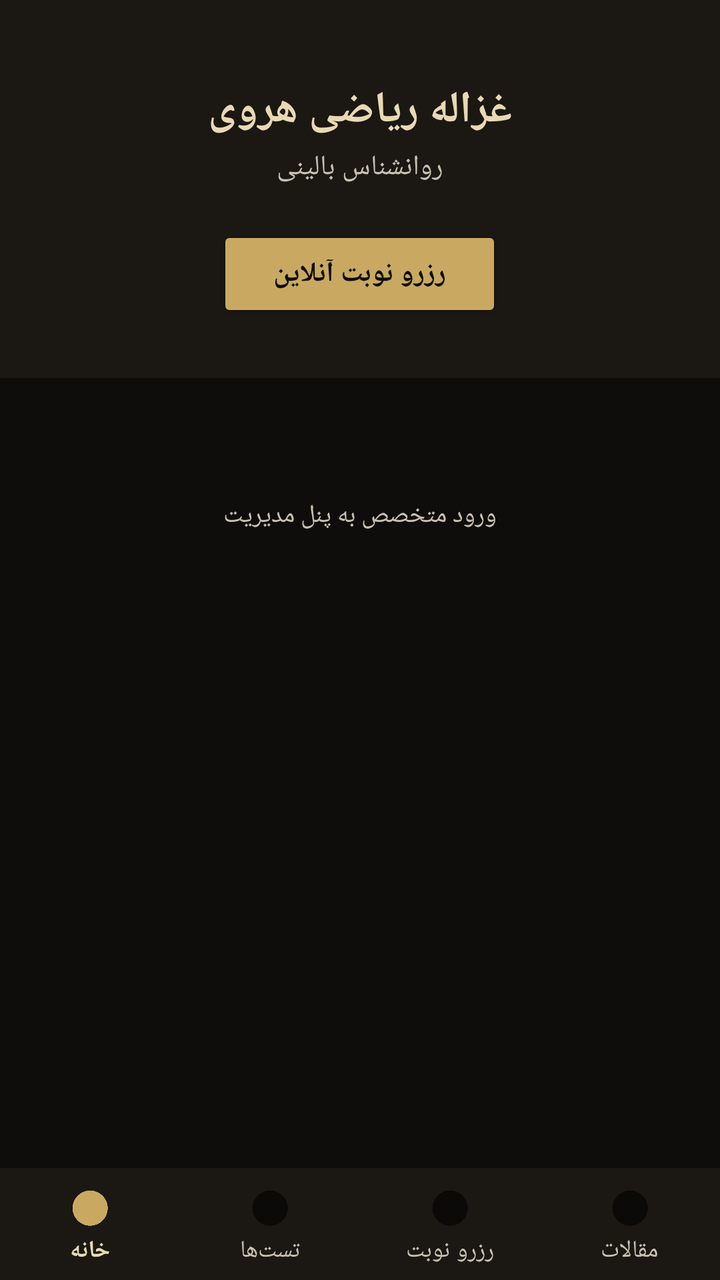
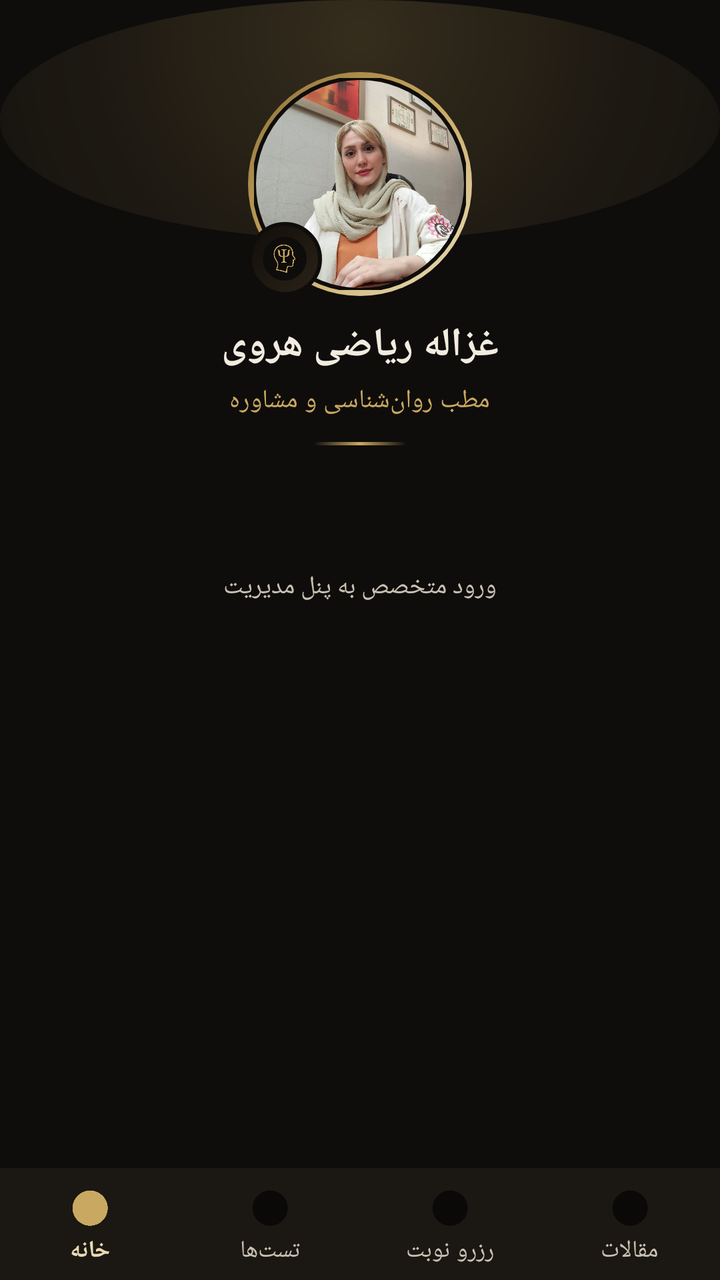

Screens rendered from an Android XML layout before and after an edit, with the pre-edit source and the edit as a unified diff.
<!-- AndroidManifest.xml: activity theme Theme.GhazalehApp -->
<!-- res/layout/activity_main.xml -->
<?xml version="1.0" encoding="utf-8"?>
<LinearLayout xmlns:android="http://schemas.android.com/apk/res/android"
    xmlns:app="http://schemas.android.com/apk/res-auto"
    android:layout_width="match_parent"
    android:layout_height="match_parent"
    android:orientation="vertical"
    android:background="@color/ink">

    <androidx.core.widget.NestedScrollView
        android:layout_width="match_parent"
        android:layout_height="0dp"
        android:layout_weight="1"
        android:fillViewport="true">

        <LinearLayout
            android:layout_width="match_parent"
            android:layout_height="wrap_content"
            android:orientation="vertical"
            android:paddingBottom="24dp">

            
            <LinearLayout
                android:layout_width="match_parent"
                android:layout_height="wrap_content"
                android:orientation="vertical"
                android:gravity="center"
                android:background="@color/panel"
                android:paddingTop="40dp"
                android:paddingBottom="28dp"
                android:paddingStart="24dp"
                android:paddingEnd="24dp">

                <TextView
                    android:layout_width="wrap_content"
                    android:layout_height="wrap_content"
                    android:text="غزاله ریاضی هروی"
                    android:textColor="@color/gold_light"
                    android:textSize="22sp"
                    android:textStyle="bold" />

                <TextView
                    android:layout_width="wrap_content"
                    android:layout_height="wrap_content"
                    android:layout_marginTop="4dp"
                    android:text="روانشناس بالینی"
                    android:textColor="@color/ivory_dim"
                    android:textSize="14sp" />

                <Button
                    android:id="@+id/bookNowButton"
                    android:layout_width="wrap_content"
                    android:layout_height="wrap_content"
                    android:layout_marginTop="20dp"
                    android:backgroundTint="@color/gold"
                    android:textColor="@color/ink"
                    android:paddingStart="28dp"
                    android:paddingEnd="28dp"
                    android:text="رزرو نوبت آنلاین"
                    android:textStyle="bold" />

            </LinearLayout>

            
            <androidx.recyclerview.widget.RecyclerView
                android:id="@+id/menuGrid"
                android:layout_width="match_parent"
                android:layout_height="wrap_content"
                android:layout_marginTop="20dp"
                android:paddingStart="10dp"
                android:paddingEnd="10dp"
                android:nestedScrollingEnabled="false" />

            <TextView
                android:id="@+id/adminLoginLink"
                android:layout_width="wrap_content"
                android:layout_height="wrap_content"
                android:layout_gravity="center"
                android:layout_marginTop="28dp"
                android:padding="12dp"
                android:text="ورود متخصص به پنل مدیریت"
                android:textColor="@color/ivory_dim"
                android:textSize="12.5sp" />

        </LinearLayout>

    </androidx.core.widget.NestedScrollView>

    <com.google.android.material.bottomnavigation.BottomNavigationView
        android:id="@+id/bottomNav"
        android:layout_width="match_parent"
        android:layout_height="wrap_content"
        android:background="@color/panel"
        app:itemIconTint="@null"
        app:itemTextColor="@color/bottom_nav_text_color"
        app:labelVisibilityMode="labeled"
        app:menu="@menu/bottom_nav_menu" />

</LinearLayout>
<!-- resources referenced by this layout -->
<resources>
  <color name="gold">#C9A961</color>
  <color name="gold_light">#E8D9B5</color>
  <color name="ink">#0F0D0B</color>
  <color name="ivory_dim">#C9C1B2</color>
  <color name="panel">#1B1712</color>
  <style name="Theme.GhazalehApp" parent="Theme.MaterialComponents.DayNight.NoActionBar">
          <item name="colorPrimary">@color/gold</item>
          <item name="colorPrimaryDark">@color/ink</item>
          <item name="colorAccent">@color/gold</item>
          <item name="android:windowBackground">@color/ink</item>
          <item name="android:statusBarColor">@color/ink</item>
          <item name="android:windowLightStatusBar">false</item>
          <item name="android:navigationBarColor">@color/ink</item>
      </style>
</resources>

<!-- the commit's change to res/layout/activity_main.xml (unified diff, before → after) -->
@@ -4,7 +4,7 @@
     android:layout_width="match_parent"
     android:layout_height="match_parent"
     android:orientation="vertical"
-    android:background="@color/ink">
+    android:background="@drawable/bg_home_glow">
 
     <androidx.core.widget.NestedScrollView
         android:layout_width="match_parent"
@@ -16,7 +16,7 @@
             android:layout_width="match_parent"
             android:layout_height="wrap_content"
             android:orientation="vertical"
-            android:paddingBottom="24dp">
+            android:paddingBottom="28dp">
 
             
             <LinearLayout
@@ -24,39 +24,76 @@
                 android:layout_height="wrap_content"
                 android:orientation="vertical"
                 android:gravity="center"
-                android:background="@color/panel"
-                android:paddingTop="40dp"
-                android:paddingBottom="28dp"
+                android:paddingTop="36dp"
+                android:paddingBottom="6dp"
                 android:paddingStart="24dp"
                 android:paddingEnd="24dp">
+
+                <FrameLayout
+                    android:layout_width="112dp"
+                    android:layout_height="112dp">
+
+                    <View
+                        android:layout_width="match_parent"
+                        android:layout_height="match_parent"
+                        android:background="@drawable/bg_profile_ring" />
+
+                    <com.google.android.material.imageview.ShapeableImageView
+                        android:layout_width="match_parent"
+                        android:layout_height="match_parent"
+                        android:layout_margin="3dp"
+                        android:scaleType="centerCrop"
+                        android:src="@drawable/profile_photo"
+                        android:contentDescription="@string/app_name"
+                        app:shapeAppearanceOverlay="@style/ShapeAppearanceOverlay.GhazalehApp.Circle"
+                        app:strokeColor="@color/ink"
+                        app:strokeWidth="2dp" />
+
+                    <FrameLayout
+                        android:layout_width="37dp"
+                        android:layout_height="37dp"
+                        android:layout_gravity="bottom|left">
+
+                        <View
+                            android:layout_width="match_parent"
+                            android:layout_height="match_parent"
+                            android:background="@drawable/bg_badge_ring" />
+
+                        <com.google.android.material.imageview.ShapeableImageView
+                            android:layout_width="22dp"
+                            android:layout_height="22dp"
+                            android:layout_gravity="center"
+                            android:scaleType="centerCrop"
+                            android:src="@drawable/site_favicon"
+                            android:contentDescription="@null"
+                            app:shapeAppearanceOverlay="@style/ShapeAppearanceOverlay.GhazalehApp.Circle" />
+
+                    </FrameLayout>
+
+                </FrameLayout>
 
                 <TextView
                     android:layout_width="wrap_content"
                     android:layout_height="wrap_content"
+                    android:layout_marginTop="11dp"
                     android:text="غزاله ریاضی هروی"
-                    android:textColor="@color/gold_light"
-                    android:textSize="22sp"
+                    android:textColor="@color/ivory"
+                    android:textSize="20sp"
                     android:textStyle="bold" />
 
                 <TextView
                     android:layout_width="wrap_content"
                     android:layout_height="wrap_content"
-                    android:layout_marginTop="4dp"
-                    android:text="روانشناس بالینی"
-                    android:textColor="@color/ivory_dim"
-                    android:textSize="14sp" />
+                    android:layout_marginTop="5dp"
+                    android:text="مطب روان‌شناسی و مشاوره"
+                    android:textColor="@color/gold"
+                    android:textSize="13sp" />
 
-                <Button
-                    android:id="@+id/bookNowButton"
-                    android:layout_width="wrap_content"
-                    android:layout_height="wrap_content"
-                    android:layout_marginTop="20dp"
-                    android:backgroundTint="@color/gold"
-                    android:textColor="@color/ink"
-                    android:paddingStart="28dp"
-                    android:paddingEnd="28dp"
-                    android:text="رزرو نوبت آنلاین"
-                    android:textStyle="bold" />
+                <View
+                    android:layout_width="46dp"
+                    android:layout_height="1.5dp"
+                    android:layout_marginTop="12dp"
+                    android:background="@drawable/divider_gold_fade" />
 
             </LinearLayout>
 
@@ -65,9 +102,10 @@
                 android:id="@+id/menuGrid"
                 android:layout_width="match_parent"
                 android:layout_height="wrap_content"
-                android:layout_marginTop="20dp"
-                android:paddingStart="10dp"
-                android:paddingEnd="10dp"
+                android:layout_marginTop="18dp"
+                android:paddingStart="14dp"
+                android:paddingEnd="14dp"
+                android:clipToPadding="false"
                 android:nestedScrollingEnabled="false" />
 
             <TextView
@@ -75,7 +113,7 @@
                 android:layout_width="wrap_content"
                 android:layout_height="wrap_content"
                 android:layout_gravity="center"
-                android:layout_marginTop="28dp"
+                android:layout_marginTop="26dp"
                 android:padding="12dp"
                 android:text="ورود متخصص به پنل مدیریت"
                 android:textColor="@color/ivory_dim"
<!-- resource entries referenced after the edit -->
@@ -1,10 +1,67 @@
 <!-- resources referenced by this layout -->
 <resources>
   <color name="gold">#C9A961</color>
-  <color name="gold_light">#E8D9B5</color>
   <color name="ink">#0F0D0B</color>
+  <color name="ivory">#F2ECE0</color>
   <color name="ivory_dim">#C9C1B2</color>
   <color name="panel">#1B1712</color>
+  <!-- drawable bg_badge_ring (drawable) -->
+  <?xml version="1.0" encoding="utf-8"?>
+  <shape xmlns:android="http://schemas.android.com/apk/res/android" android:shape="oval">
+      <gradient
+          android:angle="135"
+          android:startColor="#2A2318"
+          android:endColor="#110D09" />
+      <stroke
+          android:width="2dp"
+          android:color="@color/ink" />
+  </shape>
+  <!-- drawable bg_home_glow (drawable) -->
+  <?xml version="1.0" encoding="utf-8"?>
+  <layer-list xmlns:android="http://schemas.android.com/apk/res/android">
+      <item>
+          <shape android:shape="rectangle">
+              <solid android:color="@color/ink" />
+          </shape>
+      </item>
+      <item android:bottom="520dp">
+          <shape android:shape="oval">
+              <gradient
+                  android:type="radial"
+                  android:gradientRadius="260dp"
+                  android:centerX="0.5"
+                  android:centerY="0.15"
+                  android:startColor="#33C9A961"
+                  android:centerColor="#14C9A961"
+                  android:endColor="#00C9A961" />
+          </shape>
+      </item>
+  </layer-list>
+  <!-- drawable bg_profile_ring (drawable) -->
+  <?xml version="1.0" encoding="utf-8"?>
+  <shape xmlns:android="http://schemas.android.com/apk/res/android" android:shape="oval">
+      <gradient
+          android:angle="135"
+          android:startColor="#EADFBE"
+          android:centerColor="#C9A961"
+          android:endColor="#8C6F38" />
+  </shape>
+  <!-- drawable divider_gold_fade (drawable) -->
+  <?xml version="1.0" encoding="utf-8"?>
+  <shape xmlns:android="http://schemas.android.com/apk/res/android" android:shape="rectangle">
+      <gradient
+          android:angle="0"
+          android:startColor="#00C9A961"
+          android:centerColor="#C9A961"
+          android:endColor="#00C9A961" />
+  </shape>
+  <!-- drawable profile_photo: jpg bitmap (drawable-nodpi, 529743 bytes) -->
+  <!-- drawable site_favicon: png bitmap (drawable-nodpi, 26182 bytes) -->
+  <string name="app_name">غزاله ریاضی هروی</string>
+  <style name="ShapeAppearanceOverlay.GhazalehApp.Circle" parent="">
+          <item name="cornerFamily">rounded</item>
+          <item name="cornerSize">50%</item>
+      </style>
   <style name="Theme.GhazalehApp" parent="Theme.MaterialComponents.DayNight.NoActionBar">
           <item name="colorPrimary">@color/gold</item>
           <item name="colorPrimaryDark">@color/ink</item>
